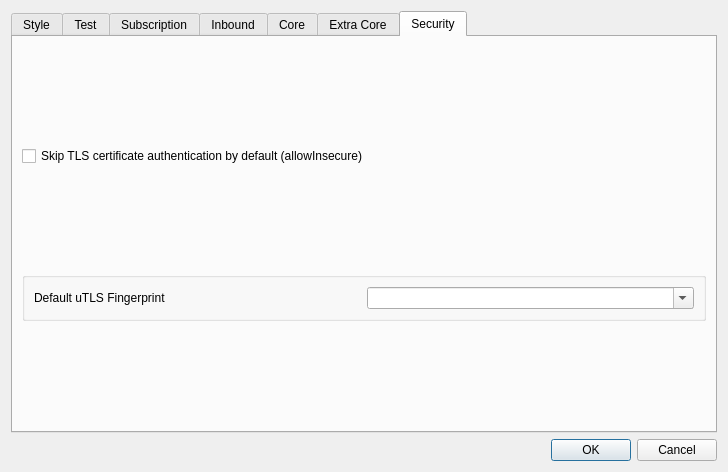
Before: the Qt Designer form src/ui/dialog/DialogBasicSettings.ui in Restia-Ashbell/nekobox, drawn with Qt 5.
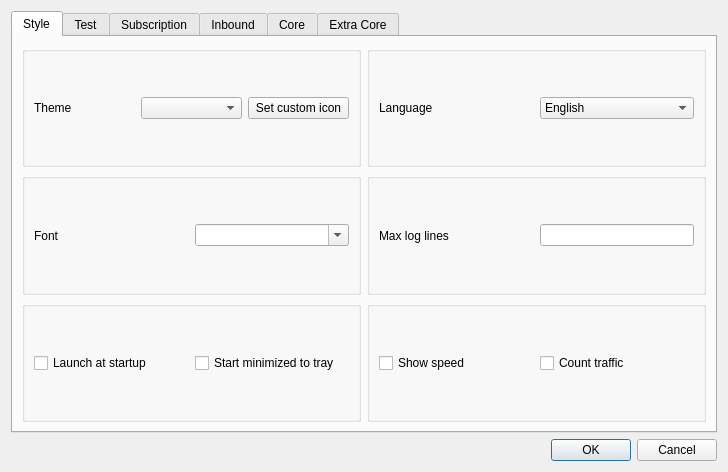
After: the same form once the commit is applied. The open tabs and pages were chosen to show the change.

Commit message: refactor: remove global TLS defaults

```diff
--- a/src/ui/dialog/DialogBasicSettings.ui
+++ b/src/ui/dialog/DialogBasicSettings.ui
@@ -142,19 +142,22 @@
           </widget>
          </item>
          <item>
-          <widget class="QGroupBox" name="traffic_statistics_box">
-           <layout class="QHBoxLayout" name="horizontalLayout_3">
+          <widget class="QGroupBox" name="groupBox_2">
+           <layout class="QHBoxLayout" name="horizontalLayout_23">
             <item>
-             <widget class="QCheckBox" name="traffic_show_speed">
+             <widget class="QLabel" name="label_17">
               <property name="text">
-               <string>Show speed</string>
+               <string>Max log lines</string>
               </property>
              </widget>
             </item>
             <item>
-             <widget class="QCheckBox" name="traffic_count_stats">
-              <property name="text">
-               <string>Count traffic</string>
+             <widget class="QLineEdit" name="max_log_line">
+              <property name="sizePolicy">
+               <sizepolicy hsizetype="Ignored" vsizetype="Fixed">
+                <horstretch>0</horstretch>
+                <verstretch>0</verstretch>
+               </sizepolicy>
               </property>
              </widget>
             </item>
@@ -192,22 +195,19 @@
           </widget>
          </item>
          <item>
-          <widget class="QGroupBox" name="groupBox_2">
-           <layout class="QHBoxLayout" name="horizontalLayout_23">
+          <widget class="QGroupBox" name="traffic_statistics_box">
+           <layout class="QHBoxLayout" name="horizontalLayout_3">
             <item>
-             <widget class="QLabel" name="label_17">
+             <widget class="QCheckBox" name="traffic_show_speed">
               <property name="text">
-               <string>Max log lines</string>
+               <string>Show speed</string>
               </property>
              </widget>
             </item>
             <item>
-             <widget class="QLineEdit" name="max_log_line">
-              <property name="sizePolicy">
-               <sizepolicy hsizetype="Ignored" vsizetype="Fixed">
-                <horstretch>0</horstretch>
-                <verstretch>0</verstretch>
-               </sizepolicy>
+             <widget class="QCheckBox" name="traffic_count_stats">
+              <property name="text">
+               <string>Count traffic</string>
               </property>
              </widget>
             </item>
@@ -841,46 +841,6 @@
        </item>
       </layout>
      </widget>
-     <widget class="QWidget" name="tab_7">
-      <attribute name="title">
-       <string>Security</string>
-      </attribute>
-      <layout class="QVBoxLayout" name="verticalLayout_4">
-       <item>
-        <widget class="QCheckBox" name="skip_cert">
-         <property name="text">
-          <string>Skip TLS certificate authentication by default (allowInsecure)</string>
-         </property>
-        </widget>
-       </item>
-       <item>
-        <widget class="QGroupBox" name="horizontalGroupBox2">
-         <property name="sizePolicy">
-          <sizepolicy hsizetype="Preferred" vsizetype="Maximum">
-           <horstretch>0</horstretch>
-           <verstretch>0</verstretch>
-          </sizepolicy>
-         </property>
-         <layout class="QHBoxLayout" name="horizontalLayout_26">
-          <item>
-           <widget class="QLabel" name="label_18">
-            <property name="text">
-             <string>Default uTLS Fingerprint</string>
-            </property>
-           </widget>
-          </item>
-          <item>
-           <widget class="QComboBox" name="utlsFingerprint">
-            <property name="editable">
-             <bool>true</bool>
-            </property>
-           </widget>
-          </item>
-         </layout>
-        </widget>
-       </item>
-      </layout>
-     </widget>
     </widget>
    </item>
   </layout>
```
The commit also changes 8 other files.
